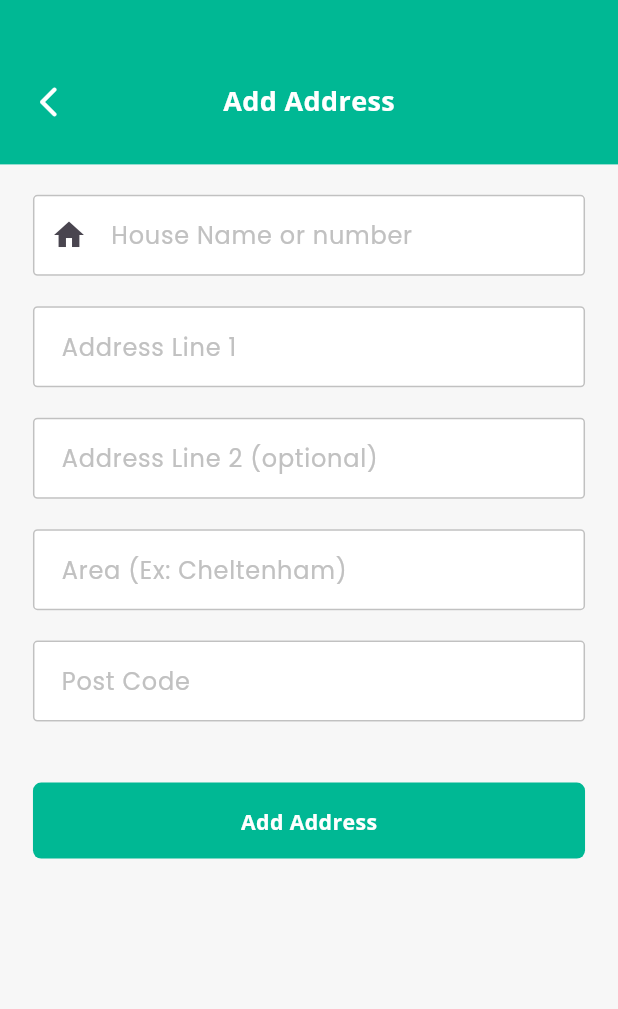
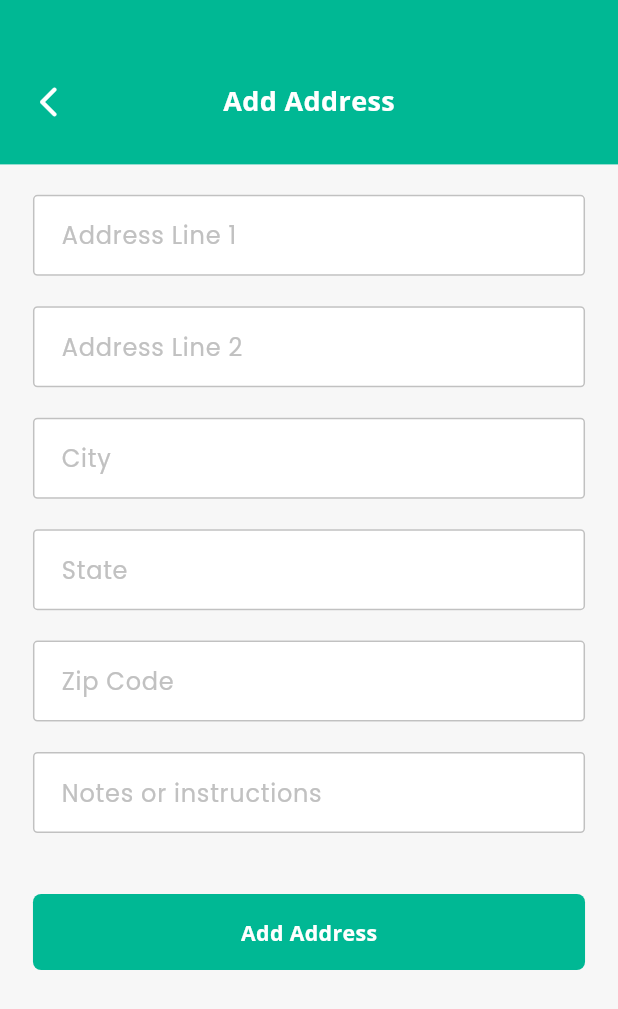
Before and after one commit to anwarxbones/OLaundryDriverMobileApp, a Flutter app: the AddOrEditAddress screen opened by its route, on a phone screen of 412 x 824 dp. Shown: the top 1009 px of the screen. Run offline on Flutter 3.47's test engine with Material 3 defaults, Android fonts, the phone set to English and light mode, and no system bars; drawn by our look-alikes of flutter_form_builder; our stand-ins replace animated_bottom_navigation_bar, cached_network_image, carousel_slider, dio, expandable, firebase_core and 20 more; missing offline and left inert: app_settings, flutter_stripe; accounts and stored records are empty; network calls fail; project files that could hold a hidden picture were left out.

Commit message:
Single customer address
- User will be able to add single address
- User will be able to edit or update the existing address
- Change the address fields

```diff
--- a/lib/models/addres_list_model/address.dart
+++ b/lib/models/addres_list_model/address.dart
@@ -13,6 +13,9 @@ class Address {
   dynamic districtId;
   String? addressLine;
   String? addressLine2;
+  String? city;
+  String? state;
+  String? zipCode;
   String? deliveryNote;
   String? postCode;
   dynamic latitude;
@@ -31,6 +34,9 @@ class Address {
     this.districtId,
     this.addressLine,
     this.addressLine2,
+    this.city,
+    this.state,
+    this.zipCode,
     this.deliveryNote,
     this.postCode,
     this.latitude,
@@ -50,6 +56,9 @@ class Address {
         districtId: data['district_id'] as dynamic,
         addressLine: data['address_line'] as String?,
         addressLine2: data['address_line2'] as String?,
+        city: data['city'] as String?,
+        state: data['state'] as String?,
+        zipCode: data['zip_code'] as String?,
         deliveryNote: data['delivery_note'] as String?,
         postCode: data['post_code'] as String?,
         latitude: data['latitude'] as dynamic,
@@ -69,6 +78,9 @@ class Address {
         'district_id': districtId,
         'address_line': addressLine,
         'address_line2': addressLine2,
+        'city': city,
+        'state': state,
+        'zip_code': zipCode,
         'delivery_note': deliveryNote,
         'post_code': postCode,
         'latitude': latitude,
@@ -100,6 +112,9 @@ class Address {
     dynamic districtId,
     String? addressLine,
     String? addressLine2,
+    String? city,
+    String? state,
+    String? zipCode,
     String? deliveryNote,
     String? postCode,
     dynamic latitude,
@@ -118,6 +133,9 @@ class Address {
       districtId: districtId ?? this.districtId,
       addressLine: addressLine ?? this.addressLine,
       addressLine2: addressLine2 ?? this.addressLine2,
+      city: city ?? this.city,
+      state: state ?? this.state,
+      zipCode: zipCode ?? this.zipCode,
       deliveryNote: deliveryNote ?? this.deliveryNote,
       postCode: postCode ?? this.postCode,
       latitude: latitude ?? this.latitude,
--- a/lib/screens/address/add_update_address.dart
+++ b/lib/screens/address/add_update_address.dart
@@ -31,6 +31,14 @@ class AddOrEditAddress extends ConsumerStatefulWidget {
 
 class _AddOrEditAddressState extends ConsumerState<AddOrEditAddress> {
   final GlobalKey<FormBuilderState> _formkey = GlobalKey<FormBuilderState>();
+  final List<FocusNode> focusNodes = [
+    FocusNode(),
+    FocusNode(),
+    FocusNode(),
+    FocusNode(),
+    FocusNode(),
+    FocusNode(),
+  ];
   List postCodelist = [];
   bool isMatchFound = false;
 
@@ -136,24 +144,9 @@ class _AddOrEditAddressState extends ConsumerState<AddOrEditAddress> {
                       children: [
                         AppSpacerH(20.h),
                         FormBuilderTextField(
+                          focusNode: focusNodes[0],
                           cursorColor: AppColors.primary,
-                          name: 'address_name',
-                          decoration:
-                              AppInputDecor.loginPageInputDecor.copyWith(
-                            hintText: "House Name or number",
-                            prefixIcon: const Icon(Icons.home),
-                          ),
-                          validator: FormBuilderValidators.compose(
-                            [
-                              FormBuilderValidators.required(
-                                errorText: validationError(fieldName: 'House'),
-                              ),
-                            ],
-                          ),
-                        ),
-                        AppSpacerH(20.h),
-                        FormBuilderTextField(
-                          cursorColor: AppColors.primary,
+                          textInputAction: TextInputAction.next,
                           name: 'address_line',
                           decoration:
                               AppInputDecor.loginPageInputDecor.copyWith(
@@ -171,26 +164,19 @@ class _AddOrEditAddressState extends ConsumerState<AddOrEditAddress> {
                         ),
                         AppSpacerH(20.h),
                         FormBuilderTextField(
+                          focusNode: focusNodes[1],
+                          textInputAction: TextInputAction.next,
                           cursorColor: AppColors.primary,
                           name: "address_line2",
                           decoration:
                               AppInputDecor.loginPageInputDecor.copyWith(
-                            hintText: "Address Line 2 (optional)",
-                          ),
-                        ),
-                        AppSpacerH(20.h),
-                        FormBuilderTextField(
-                          cursorColor: AppColors.primary,
-                          name: 'area',
-                          decoration:
-                              AppInputDecor.loginPageInputDecor.copyWith(
-                            hintText: "Area (Ex: Cheltenham)",
+                            hintText: "Address Line 2 ",
                           ),
                           validator: FormBuilderValidators.compose(
                             [
                               FormBuilderValidators.required(
                                 errorText: validationError(
-                                  fieldName: 'Area',
+                                  fieldName: 'Address Line 2',
                                 ),
                               ),
                             ],
@@ -198,65 +184,75 @@ class _AddOrEditAddressState extends ConsumerState<AddOrEditAddress> {
                         ),
                         AppSpacerH(20.h),
                         FormBuilderTextField(
+                          focusNode: focusNodes[2],
+                          textInputAction: TextInputAction.next,
                           cursorColor: AppColors.primary,
-                          name: 'post_code',
+                          name: "city",
                           decoration:
                               AppInputDecor.loginPageInputDecor.copyWith(
-                            hintText: "Post Code",
+                            hintText: "City",
                           ),
                           validator: FormBuilderValidators.compose(
                             [
                               FormBuilderValidators.required(
                                 errorText: validationError(
-                                  fieldName: 'Post Code',
+                                  fieldName: 'City',
                                 ),
                               ),
                             ],
                           ),
                         ),
-                        // AppSpacerH(20.h),
-                        // SizedBox(
-                        //   width: 335.w,
-                        //   child: Row(
-                        //     children: [
-                        //       Expanded(
-                        //         child: FormBuilderTextField(
-                        //           cursorColor: AppColors.primary,
-                        //           name: 'flat_no',
-                        //           decoration: AppInputDecor.loginPageInputDecor
-                        //               .copyWith(
-                        //             hintText: S.of(context).flat,
-                        //           ),
-                        //         ),
-                        //       ),
-                        //       AppSpacerW(5.w),
-                        //       Expanded(
-                        //         child: FormBuilderTextField(
-                        //           cursorColor: AppColors.primary,
-                        //           name: 'house_no',
-                        //           decoration: AppInputDecor.loginPageInputDecor
-                        //               .copyWith(
-                        //             hintText: S.of(context).houseno,
-                        //           ),
-                        //         ),
-                        //       ),
-                        //     ],
-                        //   ),
-                        // ),
-                        // AppSpacerH(20.h),
-                        // FormBuilderTextField(
-                        //   cursorColor: AppColors.primary,
-                        //   onTap: () {},
-                        //   validator: FormBuilderValidators.compose(
-                        //     [FormBuilderValidators.required()],
-                        //   ),
-                        //   name: 'post_code',
-                        //   decoration:
-                        //       AppInputDecor.loginPageInputDecor.copyWith(
-                        //     hintText: S.of(context).postcode,
-                        //   ),
-                        // ),
-
+                        AppSpacerH(20.h),
+                        FormBuilderTextField(
+                          focusNode: focusNodes[3],
+                          textInputAction: TextInputAction.next,
+                          cursorColor: AppColors.primary,
+                          name: "state",
+                          decoration:
+                              AppInputDecor.loginPageInputDecor.copyWith(
+                            hintText: "State",
+                          ),
+                          validator: FormBuilderValidators.compose(
+                            [
+                              FormBuilderValidators.required(
+                                errorText: validationError(
+                                  fieldName: 'State',
+                                ),
+                              ),
+                            ],
+                          ),
+                        ),
+                        AppSpacerH(20.h),
+                        FormBuilderTextField(
+                          focusNode: focusNodes[4],
+                          textInputAction: TextInputAction.next,
+                          cursorColor: AppColors.primary,
+                          name: 'zip_code',
+                          decoration:
+                              AppInputDecor.loginPageInputDecor.copyWith(
+                            hintText: "Zip Code",
+                          ),
+                          validator: FormBuilderValidators.compose(
+                            [
+                              FormBuilderValidators.required(
+                                errorText: validationError(
+                                  fieldName: 'Zip',
+                                ),
+                              ),
+                            ],
+                          ),
+                        ),
+                        AppSpacerH(20.h),
+                        FormBuilderTextField(
+                          focusNode: focusNodes[5],
+                          textInputAction: TextInputAction.done,
+                          cursorColor: AppColors.primary,
+                          name: 'delivery_note',
+                          decoration:
+                              AppInputDecor.loginPageInputDecor.copyWith(
+                            hintText: "Notes or instructions",
+                          ),
+                        ),
                         AppSpacerH(40.h),
                         if (widget.address == null)
                           SizedBox(
@@ -267,14 +263,6 @@ class _AddOrEditAddressState extends ConsumerState<AddOrEditAddress> {
                                     onTap: () {
                                       if (_formkey.currentState!
                                           .saveAndValidate()) {
-                                        // final postCodeText = _formkey
-                                        //     .currentState!.value['post_code'];
-                                        // final postCode = postCodeText
-                                        //     .toString()
-                                        //     .toLowerCase()
-                                        //     .replaceAll(' ', '');
-
-                                        // postCodeValidation(postCode: postCode);
                                         ref
                                             .watch(
                                               addAddresProvider.notifier,
--- a/lib/screens/address/manage_address_screen.dart
+++ b/lib/screens/address/manage_address_screen.dart
@@ -67,11 +67,12 @@ class _ManageAddressScreenState extends ConsumerState<ManageAddressScreen> {
                           loaded: (_) => SingleChildScrollView(
                             child: Column(
                               children: [
-                                ..._.data.data!.addresses!
-                                    .map(
-                                      (e) => AddressCard(address: e),
-                                    )
-                                    ,
+                                ..._.data.data!.addresses!.map(
+                                  (e) {
+                                    print(e.toJson());
+                                    return AddressCard(address: e);
+                                  },
+                                ),
                               ],
                             ),
                           ),
@@ -81,7 +82,12 @@ class _ManageAddressScreenState extends ConsumerState<ManageAddressScreen> {
                 ],
               ),
             ),
-            Positioned(
+            Visibility(
+              visible: ref.watch(addresListProvider).whenOrNull(
+                        loaded: (_) => _.data!.addresses!.isEmpty,
+                      ) ??
+                  false,
+              child: Positioned(
                 bottom: 34.h,
                 child: SizedBox(
                   width: 375.w,
@@ -92,6 +98,7 @@ class _ManageAddressScreenState extends ConsumerState<ManageAddressScreen> {
                       onTap: () {
                         context.nav.pushNamed(Routes.addOrUpdateAddressScreen);
                       },
+                    ),
                   ),
                 ),
               ),
@@ -120,7 +127,7 @@ class _AddressCardState extends ConsumerState<AddressCard> {
     return Padding(
       padding: EdgeInsets.only(top: 15.h),
       child: Container(
-        height: 93.h,
+        height: 110.h,
         width: 335.w,
         padding: EdgeInsets.symmetric(
           horizontal: 10.w,
@@ -152,6 +159,11 @@ class _AddressCardState extends ConsumerState<AddressCard> {
                   ),
                   Text(
                     processAddess(),
+                  ),
+                  Text(
+                    widget.address.deliveryNote.toString(),
+                    maxLines: 1,
+                    overflow: TextOverflow.ellipsis,
                   ),
                 ],
               ),
@@ -190,16 +202,7 @@ class _AddressCardState extends ConsumerState<AddressCard> {
   }
 
   String processAddess() {
-    String address = '';
-
-    if (widget.address.addressLine2 == null) {
-      address =
-          "${widget.address.addressName}, ${widget.address.area}, ${widget.address.postCode}";
-    } else {
-      address =
-          "${widget.address.addressName}, ${widget.address.area}, ${widget.address.addressLine2 ?? ''}, ${widget.address.postCode}";
-    }
-    return address;
+    return '${widget.address.addressLine}, ${widget.address.addressLine2}, ${widget.address.city}, ${widget.address.state}, ${widget.address.zipCode}';
   }
 }
 
```
Lines whose indentation alone changed are shown as unchanged.
